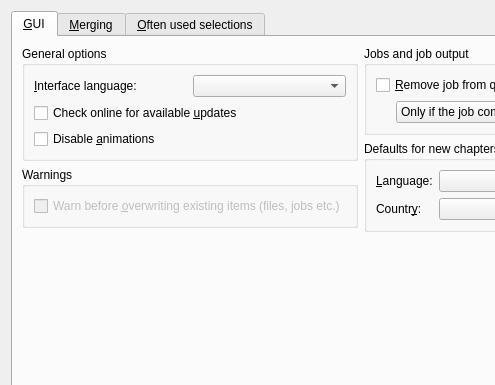
This is src/mkvtoolnix-gui/forms/main_window/preferences_dialog.ui in jpsdr/MKVToolnix-Windows-7 as Qt 5 draws it before an edit; both pictures show x 0 to 495 and y 0 to 385 of the 900 by 648 pixel window. The edited form follows.
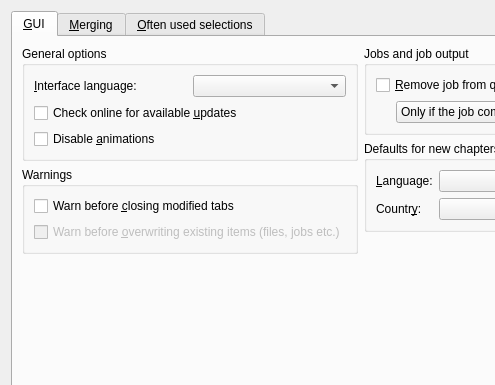
This is the edited form. Icons and pictures are not drawn. Custom widgets are drawn as their Qt base class.

Commit message:
GUI: add preference for asking for confirmation before closing modified tabs
Last part of the implementation of #1211.

The edit to the form file:
```diff
--- a/src/mkvtoolnix-gui/forms/main_window/preferences_dialog.ui
+++ b/src/mkvtoolnix-gui/forms/main_window/preferences_dialog.ui
@@ -72,6 +72,13 @@
             <string>Warnings</string>
            </property>
            <layout class="QVBoxLayout" name="verticalLayout_3">
+            <item>
+             <widget class="QCheckBox" name="cbGuiWarnBeforeClosingModifiedTabs">
+              <property name="text">
+               <string>Warn before &amp;closing modified tabs</string>
+              </property>
+             </widget>
+            </item>
             <item>
              <widget class="QCheckBox" name="cbGuiWarnBeforeOverwriting">
               <property name="enabled">
```
Left out of the diff: 1 changed line with no effect on the pictures. The commit also changes 7 other files.
